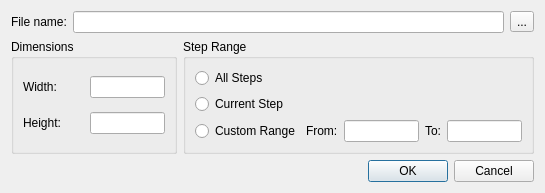
Qt form lclib/qt/lc_qimagedialog.ui (trevorsandy/lpub3d-ci) before a commit.
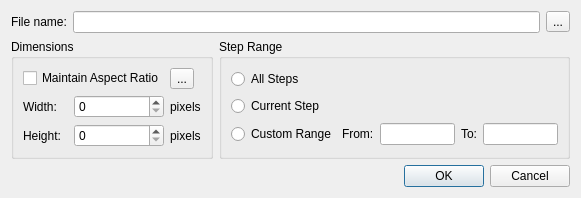
The same form after that commit.

Patch:
```diff
--- a/lclib/qt/lc_qimagedialog.ui
+++ b/lclib/qt/lc_qimagedialog.ui
@@ -7,7 +7,7 @@
     <x>0</x>
     <y>0</y>
     <width>545</width>
-    <height>180</height>
+    <height>181</height>
    </rect>
   </property>
   <property name="windowTitle">
@@ -44,11 +44,17 @@
       <layout class="QHBoxLayout" name="horizontalLayout_3">
        <item>
         <widget class="QGroupBox" name="groupBox">
+         <property name="sizePolicy">
+          <sizepolicy hsizetype="Expanding" vsizetype="Preferred">
+           <horstretch>0</horstretch>
+           <verstretch>0</verstretch>
+          </sizepolicy>
+         </property>
          <property name="title">
           <string>Dimensions</string>
          </property>
          <layout class="QGridLayout" name="gridLayout_2">
-          <item row="0" column="0">
+          <item row="1" column="0">
            <widget class="QLabel" name="label_3">
             <property name="text">
              <string>Width:</string>
@@ -58,48 +64,50 @@
             </property>
            </widget>
           </item>
-          <item row="0" column="1">
-           <widget class="QLineEdit" name="width">
-            <property name="minimumSize">
-             <size>
-              <width>75</width>
-              <height>0</height>
-             </size>
+          <item row="2" column="3">
+           <widget class="QLabel" name="label_6">
+            <property name="text">
+             <string>pixels</string>
             </property>
-            <property name="maximumSize">
-             <size>
-              <width>75</width>
-              <height>16777215</height>
-             </size>
-            </property>
            </widget>
           </item>
-          <item row="1" column="0">
+          <item row="2" column="0">
            <widget class="QLabel" name="label_4">
             <property name="text">
              <string>Height:</string>
             </property>
-            <property name="buddy">
-             <cstring>height</cstring>
+           </widget>
+          </item>
+          <item row="1" column="3">
+           <widget class="QLabel" name="label_5">
+            <property name="text">
+             <string>pixels</string>
             </property>
            </widget>
           </item>
-          <item row="1" column="1">
-           <widget class="QLineEdit" name="height">
-            <property name="minimumSize">
-             <size>
-              <width>75</width>
-              <height>0</height>
-             </size>
+          <item row="0" column="0" colspan="3">
+           <widget class="QCheckBox" name="aspectRatio">
+            <property name="text">
+             <string>Maintain Aspect Ratio</string>
             </property>
-            <property name="maximumSize">
-             <size>
-              <width>75</width>
-              <height>16777215</height>
-             </size>
+           </widget>
+          </item>
+          <item row="0" column="3">
+           <widget class="QToolButton" name="reset">
+            <property name="toolTip">
+             <string>Reset to original values</string>
             </property>
+            <property name="text">
+             <string>...</string>
+            </property>
            </widget>
           </item>
+          <item row="2" column="1" colspan="2">
+           <widget class="QSpinBox" name="height"/>
+          </item>
+          <item row="1" column="1" colspan="2">
+           <widget class="QSpinBox" name="width"/>
+          </item>
          </layout>
         </widget>
        </item>
```
Left out of the diff: 5 changed lines with no effect on the pictures.
